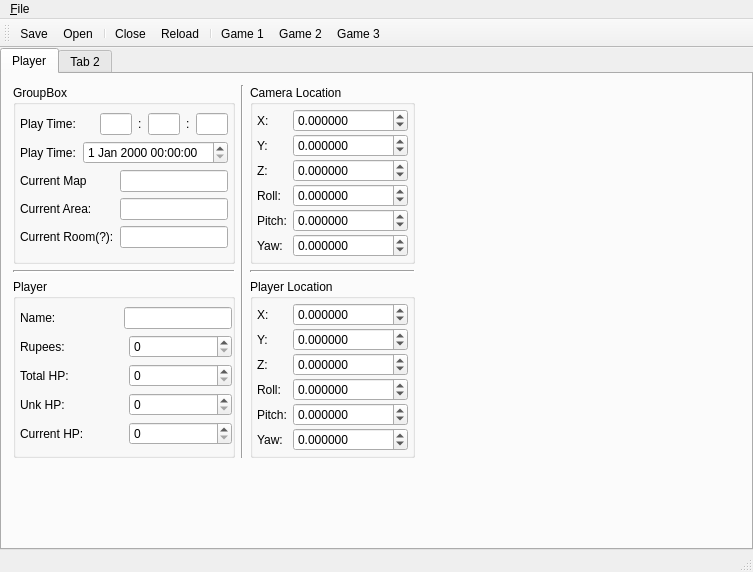
Qt form save editor/SS_SaveEditor/mainwindow.ui (Antidote/skyward-sword-save-editor) before a commit.
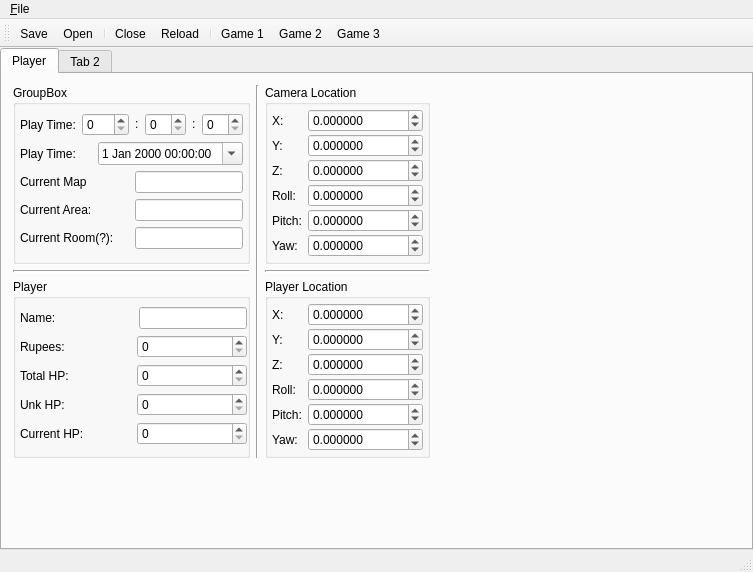
The same form after that commit.

Commit message: Finished PlayTime editing Documented some item flags.

```diff
--- a/save editor/SS_SaveEditor/mainwindow.ui
+++ b/save editor/SS_SaveEditor/mainwindow.ui
@@ -57,24 +57,9 @@
                   </widget>
                  </item>
                  <item>
-                  <widget class="QLineEdit" name="playHoursLineEdit">
-                   <property name="sizePolicy">
-                    <sizepolicy hsizetype="Fixed" vsizetype="Fixed">
-                     <horstretch>0</horstretch>
-                     <verstretch>0</verstretch>
-                    </sizepolicy>
-                   </property>
-                   <property name="maximumSize">
-                    <size>
-                     <width>32</width>
-                     <height>16777215</height>
-                    </size>
-                   </property>
-                   <property name="maxLength">
-                    <number>4</number>
-                   </property>
-                   <property name="alignment">
-                    <set>Qt::AlignRight|Qt::AlignTrailing|Qt::AlignVCenter</set>
+                  <widget class="QSpinBox" name="playHoursSpinBox">
+                   <property name="maximum">
+                    <number>999</number>
                    </property>
                   </widget>
                  </item>
@@ -101,24 +86,9 @@
                   </widget>
                  </item>
                  <item>
-                  <widget class="QLineEdit" name="playMinutesLineEdit">
-                   <property name="sizePolicy">
-                    <sizepolicy hsizetype="Fixed" vsizetype="Fixed">
-                     <horstretch>0</horstretch>
-                     <verstretch>0</verstretch>
-                    </sizepolicy>
-                   </property>
-                   <property name="maximumSize">
-                    <size>
-                     <width>32</width>
-                     <height>16777215</height>
-                    </size>
-                   </property>
-                   <property name="maxLength">
-                    <number>2</number>
-                   </property>
-                   <property name="alignment">
-                    <set>Qt::AlignRight|Qt::AlignTrailing|Qt::AlignVCenter</set>
+                  <widget class="QSpinBox" name="playMinutesSpinBox">
+                   <property name="maximum">
+                    <number>60</number>
                    </property>
                   </widget>
                  </item>
@@ -142,24 +112,9 @@
                   </widget>
                  </item>
                  <item>
-                  <widget class="QLineEdit" name="playSecondsLineEdit">
-                   <property name="enabled">
-                    <bool>true</bool>
-                   </property>
-                   <property name="sizePolicy">
-                    <sizepolicy hsizetype="Fixed" vsizetype="Fixed">
-                     <horstretch>0</horstretch>
-                     <verstretch>0</verstretch>
-                    </sizepolicy>
-                   </property>
-                   <property name="maximumSize">
-                    <size>
-                     <width>32</width>
-                     <height>16777215</height>
-                    </size>
-                   </property>
-                   <property name="maxLength">
-                    <number>2</number>
+                  <widget class="QSpinBox" name="playSecondsSpinBox">
+                   <property name="maximum">
+                    <number>60</number>
                    </property>
                   </widget>
                  </item>
@@ -175,7 +130,28 @@
                   </widget>
                  </item>
                  <item>
-                  <widget class="QDateTimeEdit" name="saveTimeEdit"/>
+                  <widget class="QDateTimeEdit" name="saveTimeEdit">
+                   <property name="dateTime">
+                    <datetime>
+                     <hour>0</hour>
+                     <minute>0</minute>
+                     <second>0</second>
+                     <year>2000</year>
+                     <month>1</month>
+                     <day>1</day>
+                    </datetime>
+                   </property>
+                   <property name="minimumDate">
+                    <date>
+                     <year>2000</year>
+                     <month>1</month>
+                     <day>1</day>
+                    </date>
+                   </property>
+                   <property name="calendarPopup">
+                    <bool>true</bool>
+                   </property>
+                  </widget>
                  </item>
                 </layout>
                </item>
```
The commit also changes 5 other files.
